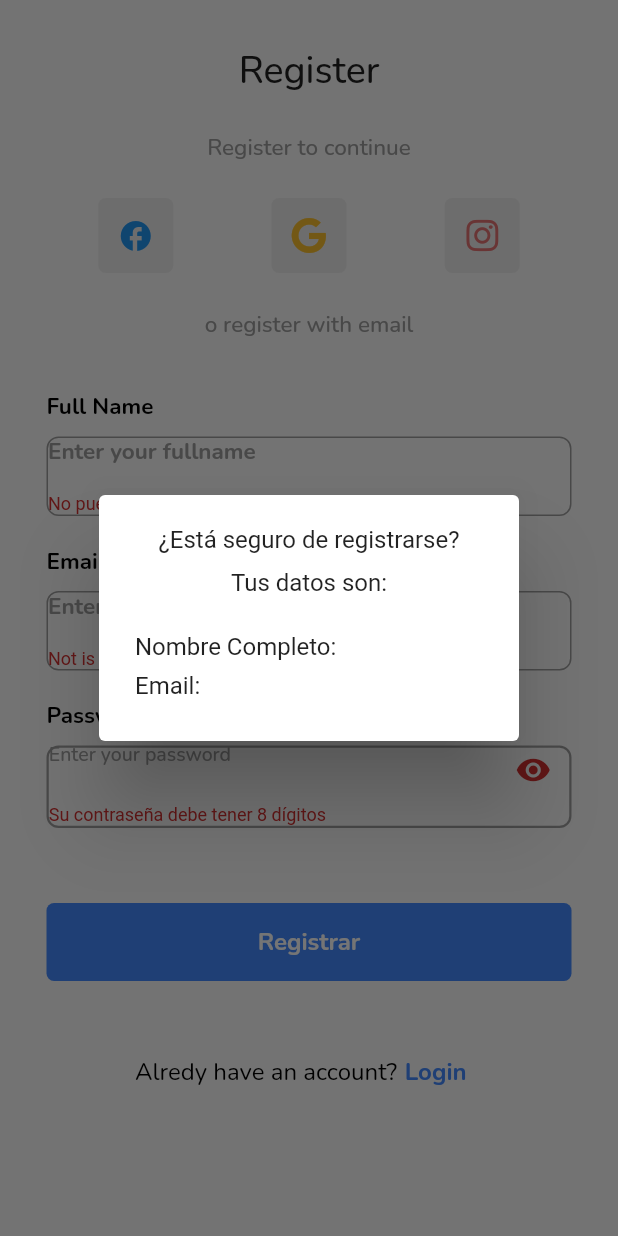
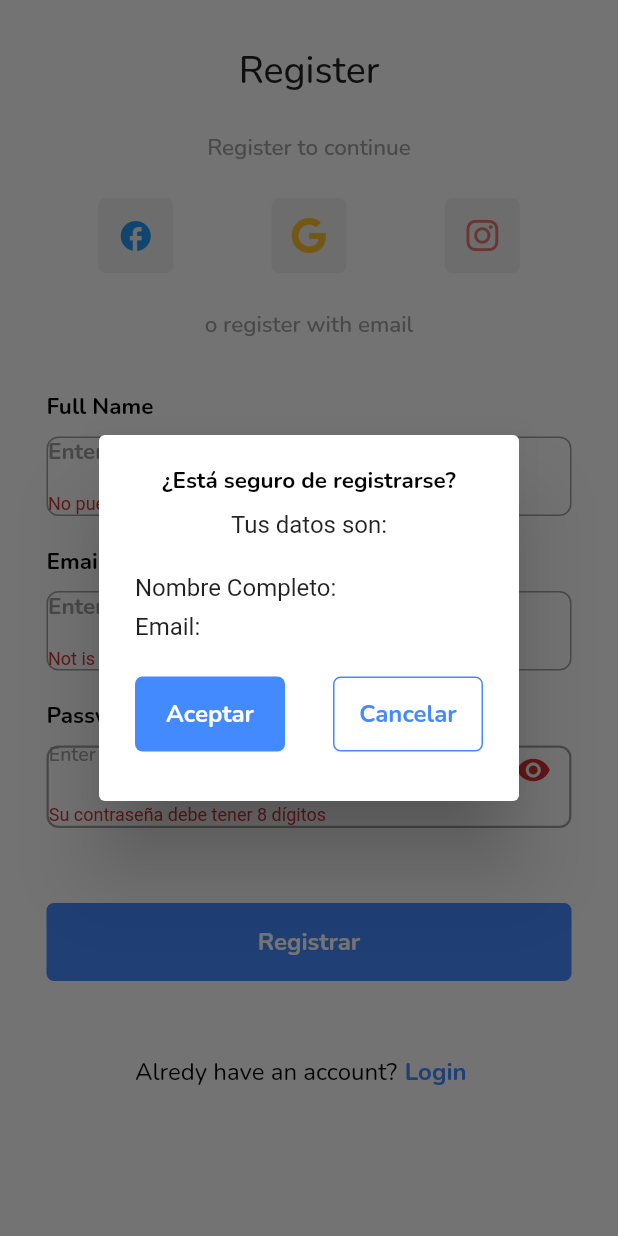
Before and after one commit to renzorosaz/certus_g2_example1, a Flutter app: the screen it shows after launch, after a tap on "Registrar", on a phone screen of 412 x 824 dp. Run offline on Flutter 3.47's test engine with Material 2 defaults, Android fonts, the phone set to English and light mode, and no system bars; our stand-ins replace font_awesome_flutter, google_fonts.

Commit message:
Botones personalizado y AlertDialog

```diff
--- /dev/null
+++ b/lib/models/user_model.dart
@@ -0,0 +1,7 @@
+class UserModel {
+  String fullName;
+  String email;
+  String password;
+
+  UserModel(this.fullName, this.email, this.password);
+}
--- a/lib/register_page.dart
+++ b/lib/register_page.dart
@@ -1,8 +1,12 @@
 import 'package:example_register/utils/fonts.dart';
+import 'package:example_register/widgets/button/button_alert.dart';
+import 'package:example_register/widgets/button/button_alert_with_border.dart';
 import 'package:example_register/widgets/list/list_button_social_media.dart';
 import 'package:flutter/material.dart';
 import 'package:font_awesome_flutter/font_awesome_flutter.dart';
 import 'package:google_fonts/google_fonts.dart';
+
+import 'models/user_model.dart';
 
 class RegisterPage extends StatefulWidget {
   RegisterPage({
@@ -20,9 +24,10 @@ class _RegisterPageState extends State<RegisterPage> {
 
   bool _isObscure = true;
 
-  String fullName = "";
-  String email = ""; // ? no null si desean
-  String password = "";
+  // String fullName = "";
+  // String email = ""; // ? no null si desean
+  // String password = "";
+
   @override
   Widget build(BuildContext context) {
     return Scaffold(
@@ -61,18 +66,23 @@ class _RegisterPageState extends State<RegisterPage> {
               SizedBox(height: 50),
               GestureDetector(
                 onTap: () {
-                  fullName = fullNameController.text;
-                  email = emailController.text;
-                  password = passwordController.text;
+                  UserModel user = UserModel("", "", "");
+                  user.fullName = fullNameController.text;
+                  user.email = emailController.text;
+                  user.password = passwordController.text;
+
                   showDialog(
                       context: context,
                       builder: (context) {
                         return AlertDialog(
                           content: Container(
-                            height: 120,
+                            height: 200,
+                            child: SingleChildScrollView(
                               child: Column(
                                 children: [
-                                Text("¿Está seguro de registrarse?"),
+                                  Text("¿Está seguro de registrarse?",
+                                      style: APTextStyle(context)
+                                          .titleAlertDialog),
                                   SizedBox(height: 10),
                                   Text("Tus datos son:"),
                                   SizedBox(height: 20),
@@ -81,7 +91,7 @@ class _RegisterPageState extends State<RegisterPage> {
                                       children: [
                                         Text("Nombre Completo:"),
                                         Text(
-                                        fullName,
+                                          user.fullName,
                                           style: APTextStyle(context)
                                               .textGlobal
                                               .copyWith(fontSize: 19),
@@ -92,15 +102,25 @@ class _RegisterPageState extends State<RegisterPage> {
                                       children: [
                                         Text("Email:"),
                                         Text(
-                                        email,
+                                          user.email,
                                           style: APTextStyle(context)
                                               .textGlobal
                                               .copyWith(fontSize: 19),
                                         )
                                       ],
                                     ),
-                                ])
+                                  ]),
+                                  SizedBox(height: 20),
+                                  Row(
+                                    mainAxisAlignment:
+                                        MainAxisAlignment.spaceBetween,
+                                    children: [
+                                      ButtonAlert(),
+                                      ButtonAlertWithBorder()
                                     ],
+                                  )
+                                ],
+                              ),
                             ),
                           ),
                         );
--- /dev/null
+++ b/lib/utils/feature.dart
@@ -0,0 +1,23 @@
+//FUTURE
+
+//OPERACIONE COMUNES:
+
+//OBTENER DATOS A TRAVEZ DE UNA RED -- PETICIONES HTTP . CONSUMO DE APSTUDIO_INVOKED
+//ESCRIBIR EN UNA BASE DE DATOS
+//LEER DATOS DE UN ARCHIVOS
+
+// Future  / async /// await
+
+//sin future
+String funtionPE() {
+  return "";
+}
+
+//con future
+Future<String> functionPA() async {
+  return "";
+}
+
+Future<void> mostrarRespuesta() async {
+  String respuesta = await functionPA();
+}
--- a/lib/utils/fonts.dart
+++ b/lib/utils/fonts.dart
@@ -10,6 +10,11 @@ class APTextStyle {
         fontSize: 12, color: Colors.black, fontWeight: FontWeight.bold);
   }
 
+  TextStyle get titleAlertDialog {
+    return GoogleFonts.nunito(
+        fontSize: 15, color: Colors.black, fontWeight: FontWeight.bold);
+  }
+
   TextStyle get subTitleRegister {
     return GoogleFonts.nunito(
         fontWeight: FontWeight.w400, color: Colors.black, fontSize: 16);
--- /dev/null
+++ b/lib/widgets/button/button_alert.dart
@@ -0,0 +1,20 @@
+import 'package:flutter/material.dart';
+
+import '../../utils/fonts.dart';
+
+class ButtonAlert extends StatelessWidget {
+  const ButtonAlert({Key? key}) : super(key: key);
+
+  @override
+  Widget build(BuildContext context) {
+    return Container(
+        width: 100,
+        height: 50,
+        decoration: BoxDecoration(
+            borderRadius: BorderRadius.circular(5), color: Colors.blueAccent),
+        child: Center(
+            child: Text("Aceptar",
+                style: APTextStyle(context).subTitleRegister.copyWith(
+                    fontWeight: FontWeight.bold, color: Colors.white))));
+  }
+}
--- /dev/null
+++ b/lib/widgets/button/button_alert_with_border.dart
@@ -0,0 +1,22 @@
+import 'package:flutter/material.dart';
+
+import '../../utils/fonts.dart';
+
+class ButtonAlertWithBorder extends StatelessWidget {
+  const ButtonAlertWithBorder({Key? key}) : super(key: key);
+
+  @override
+  Widget build(BuildContext context) {
+    return Container(
+        width: 100,
+        height: 50,
+        decoration: BoxDecoration(
+            border: Border.all(color: Colors.blueAccent),
+            borderRadius: BorderRadius.circular(5),
+            color: Colors.white),
+        child: Center(
+            child: Text("Cancelar",
+                style: APTextStyle(context).subTitleRegister.copyWith(
+                    fontWeight: FontWeight.bold, color: Colors.blueAccent))));
+  }
+}
```
Lines whose indentation alone changed are shown as unchanged.
